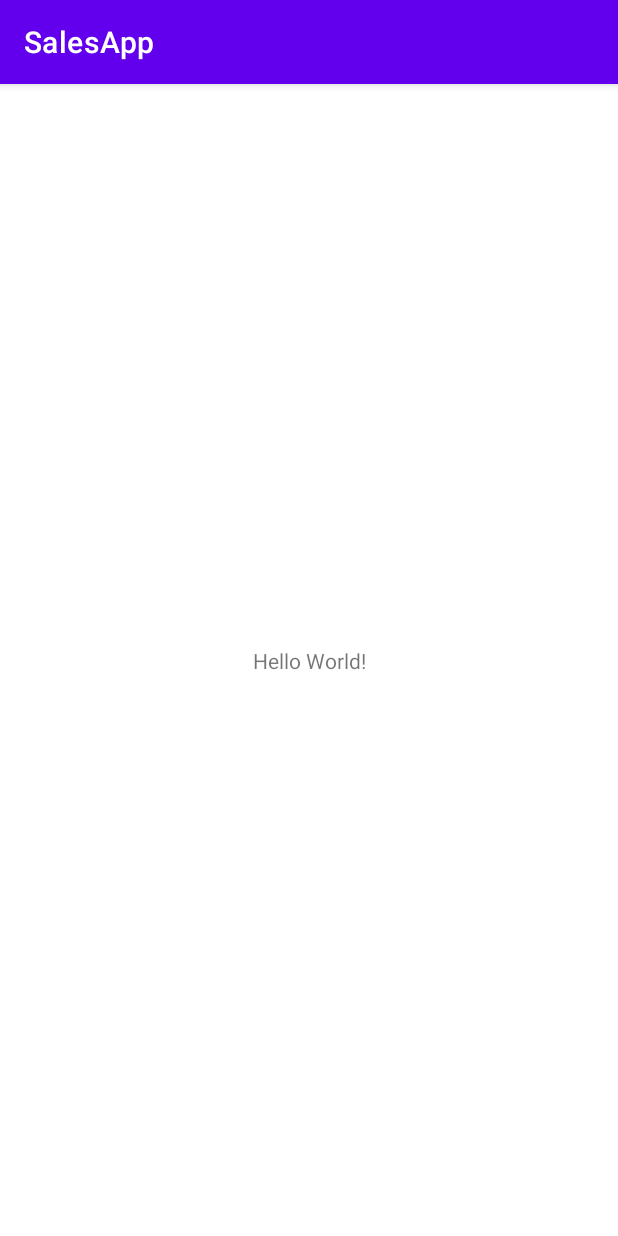
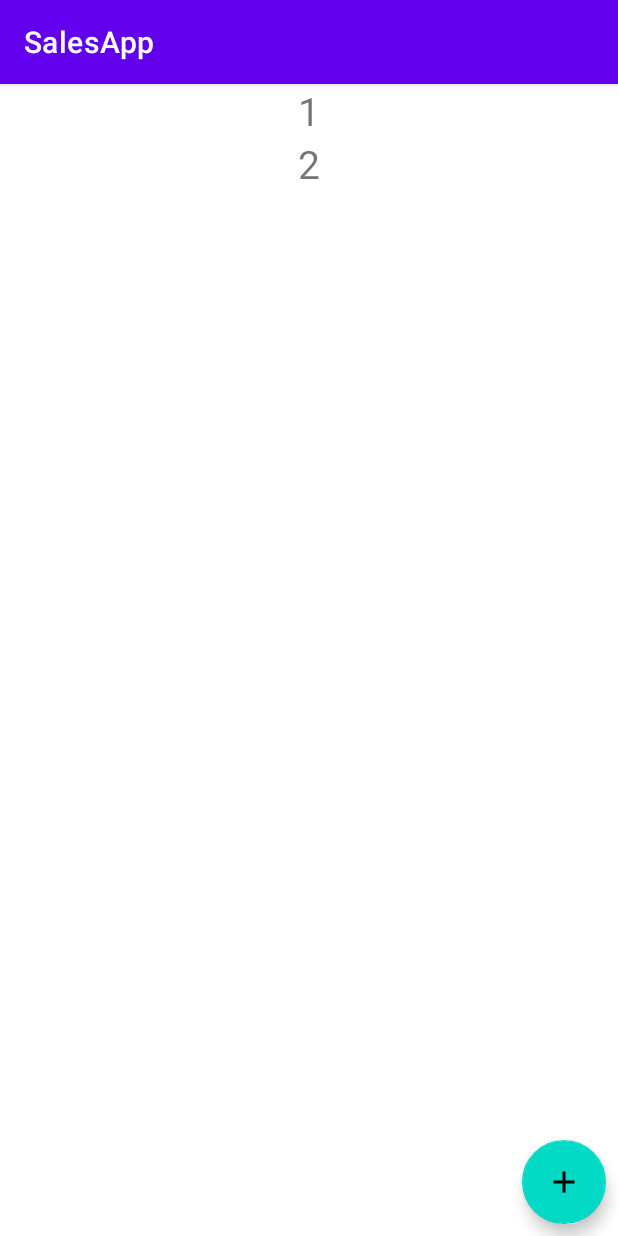
Before and after one commit to BrunoFerreiradaSilva/SalesApp, an Android app: the screen it shows after launch (MainActivity before the commit, OrdersPlacedActivity after it), on a phone screen of 412 x 824 dp. Run offline under Robolectric (Android 15) with nearby library versions, the phone set to English and light mode, and no system bars.

Commit message:
Included OrdersPlacedActivity.kt and models

```diff
--- a/app/src/main/AndroidManifest.xml
+++ b/app/src/main/AndroidManifest.xml
@@ -12,7 +12,7 @@
         android:theme="@style/Theme.SalesApp"
         tools:targetApi="31">
         <activity
-            android:name=".MainActivity"
+            android:name=".ui.OrdersPlacedActivity"
             android:exported="true">
             <intent-filter>
                 <action android:name="android.intent.action.MAIN" />
--- a/app/src/main/java/com/example/salesapp/MainActivity.kt
+++ /dev/null
@@ -1,11 +0,0 @@
-package com.example.salesapp
-
-import androidx.appcompat.app.AppCompatActivity
-import android.os.Bundle
-
-class MainActivity : AppCompatActivity() {
-    override fun onCreate(savedInstanceState: Bundle?) {
-        super.onCreate(savedInstanceState)
-        setContentView(R.layout.activity_main)
-    }
-}
--- /dev/null
+++ b/app/src/main/java/com/example/salesapp/model/Item.kt
@@ -0,0 +1,8 @@
+package com.example.salesapp.model
+
+data class Item(
+    val name:String,
+    val description:String,
+    val price:Int,
+    val amount:Int
+)
--- /dev/null
+++ b/app/src/main/java/com/example/salesapp/model/Mock.kt
@@ -0,0 +1,23 @@
+package com.example.salesapp.model
+
+object Mock {
+    private var count = 0
+    private val listItems = listOf(
+        Item(name = "banana", description = "is a fruit", price = 5, amount = 10),
+        Item(name = "apple", description = "is a fruit", price = 2, amount = 10),
+        Item(name = "orange", description = "is a fruit", price = 4, amount = 10),
+        Item(name = "pie", description = "is a food", price = 7, amount = 10),
+        Item(name = "hammer", description = "is a object", price = 15, amount = 10),
+    )
+
+
+     fun generateOrders(): List<Order> {
+        listItems.forEach {
+            count += it.amount
+        }
+        return listOf(
+            Order(id = 1, listItems = listItems, total = count),
+            Order(id = 2, listItems = listItems, total = count)
+        )
+    }
+}
--- /dev/null
+++ b/app/src/main/java/com/example/salesapp/model/Order.kt
@@ -0,0 +1,7 @@
+package com.example.salesapp.model
+
+data class Order(
+    val id:Int,
+    val listItems: List<Item>,
+    val total:Int
+)
--- /dev/null
+++ b/app/src/main/java/com/example/salesapp/ui/OrdersPlacedActivity.kt
@@ -0,0 +1,29 @@
+package com.example.salesapp.ui
+
+import android.os.Bundle
+import androidx.appcompat.app.AppCompatActivity
+import androidx.recyclerview.widget.GridLayoutManager
+import com.example.salesapp.databinding.ActivityOrdersPlacedBinding
+import com.example.salesapp.model.Mock
+
+class OrdersPlacedActivity : AppCompatActivity() {
+
+    private lateinit var binding: ActivityOrdersPlacedBinding
+
+    override fun onCreate(savedInstanceState: Bundle?) {
+        super.onCreate(savedInstanceState)
+        binding = ActivityOrdersPlacedBinding.inflate(layoutInflater)
+        setContentView(binding.root)
+
+        setupAdapter()
+    }
+
+    private fun setupAdapter() {
+        val ordersPlacedAdapter = OrdersPlacedAdapter()
+        binding.rvOrdersPlaced.apply {
+            adapter = ordersPlacedAdapter
+            layoutManager = GridLayoutManager(this@OrdersPlacedActivity, 1)
+            ordersPlacedAdapter.submitList(Mock.generateOrders())
+        }
+    }
+}
--- /dev/null
+++ b/app/src/main/java/com/example/salesapp/ui/OrdersPlacedAdapter.kt
@@ -0,0 +1,45 @@
+package com.example.salesapp.ui
+
+import android.view.LayoutInflater
+import android.view.ViewGroup
+import androidx.recyclerview.widget.DiffUtil
+import androidx.recyclerview.widget.ListAdapter
+import androidx.recyclerview.widget.RecyclerView.ViewHolder
+import com.example.salesapp.databinding.ItemOrderRecyclerBinding
+import com.example.salesapp.model.Order
+
+class OrdersPlacedAdapter : ListAdapter<Order, ViewHolder>(OrdersPlacedAdapter) {
+
+    inner class ItemRecycler(private val itemRecycler: ItemOrderRecyclerBinding) :
+        ViewHolder(itemRecycler.root) {
+        fun binding(order: Order) {
+        itemRecycler.tvOrderNumber.text = order.id.toString()
+        }
+    }
+
+    override fun onCreateViewHolder(
+        parent: ViewGroup,
+        viewType: Int
+    ): ViewHolder {
+        val layoutInflater = LayoutInflater.from(parent.context)
+        val itemOrderView = ItemOrderRecyclerBinding.inflate(layoutInflater)
+        return ItemRecycler(itemOrderView)
+    }
+
+    override fun onBindViewHolder(holder: ViewHolder, position: Int) {
+        (holder as ItemRecycler).binding(getItem(position))
+    }
+
+    private companion object DiffUtilCallBack : DiffUtil.ItemCallback<Order>() {
+        override fun areItemsTheSame(oldItem: Order, newItem: Order): Boolean {
+            return oldItem.id == newItem.id
+        }
+
+        override fun areContentsTheSame(
+            oldItem: Order,
+            newItem: Order
+        ): Boolean {
+            return oldItem == newItem
+        }
+    }
+}
--- /dev/null
+++ b/app/src/main/java/com/example/salesapp/ui/OrdersPlacedViewModel.kt
@@ -0,0 +1,6 @@
+package com.example.salesapp.ui
+
+import androidx.lifecycle.ViewModel
+
+class OrdersPlacedViewModel: ViewModel() {
+}
--- /dev/null
+++ b/app/src/main/res/drawable/ic_add.xml
@@ -0,0 +1,5 @@
+<vector android:height="24dp" android:tint="#000000"
+    android:viewportHeight="24" android:viewportWidth="24"
+    android:width="24dp" xmlns:android="http://schemas.android.com/apk/res/android">
+    <path android:fillColor="@android:color/white" android:pathData="M19,13h-6v6h-2v-6H5v-2h6V5h2v6h6v2z"/>
+</vector>
--- a/app/src/main/res/layout/activity_main.xml
+++ /dev/null
@@ -1,18 +0,0 @@
-<?xml version="1.0" encoding="utf-8"?>
-<androidx.constraintlayout.widget.ConstraintLayout xmlns:android="http://schemas.android.com/apk/res/android"
-    xmlns:app="http://schemas.android.com/apk/res-auto"
-    xmlns:tools="http://schemas.android.com/tools"
-    android:layout_width="match_parent"
-    android:layout_height="match_parent"
-    tools:context=".MainActivity">
-
-    <TextView
-        android:layout_width="wrap_content"
-        android:layout_height="wrap_content"
-        android:text="Hello World!"
-        app:layout_constraintBottom_toBottomOf="parent"
-        app:layout_constraintEnd_toEndOf="parent"
-        app:layout_constraintStart_toStartOf="parent"
-        app:layout_constraintTop_toTopOf="parent" />
-
-</androidx.constraintlayout.widget.ConstraintLayout>
--- /dev/null
+++ b/app/src/main/res/layout/activity_orders_placed.xml
@@ -0,0 +1,24 @@
+<?xml version="1.0" encoding="utf-8"?>
+<androidx.constraintlayout.widget.ConstraintLayout xmlns:android="http://schemas.android.com/apk/res/android"
+    xmlns:tools="http://schemas.android.com/tools"
+    android:layout_width="match_parent"
+    android:layout_height="match_parent"
+    xmlns:app="http://schemas.android.com/apk/res-auto"
+    tools:context=".ui.OrdersPlacedActivity">
+
+    <androidx.recyclerview.widget.RecyclerView
+        android:id="@+id/rv_orders_placed"
+        android:layout_width="match_parent"
+        android:layout_height="match_parent"/>
+
+    <com.google.android.material.floatingactionbutton.FloatingActionButton
+        android:id="@+id/fb_created_order"
+        android:layout_width="wrap_content"
+        android:layout_height="wrap_content"
+        app:layout_constraintBottom_toBottomOf="parent"
+        app:layout_constraintEnd_toEndOf="parent"
+        android:layout_margin="8dp"
+        android:src="@drawable/ic_add"
+        android:contentDescription="@string/button_for_created_order" />
+
+</androidx.constraintlayout.widget.ConstraintLayout>
--- /dev/null
+++ b/app/src/main/res/layout/item_order_recycler.xml
@@ -0,0 +1,16 @@
+<?xml version="1.0" encoding="utf-8"?>
+<androidx.constraintlayout.widget.ConstraintLayout xmlns:android="http://schemas.android.com/apk/res/android"
+    android:layout_width="match_parent"
+    android:layout_height="match_parent"
+    xmlns:app="http://schemas.android.com/apk/res-auto">
+
+    <TextView
+        android:id="@+id/tv_order_number"
+        app:layout_constraintTop_toTopOf="parent"
+        app:layout_constraintStart_toStartOf="parent"
+        android:textSize="26sp"
+        android:textAlignment="center"
+        android:layout_width="match_parent"
+        android:layout_height="wrap_content"/>
+
+</androidx.constraintlayout.widget.ConstraintLayout>
--- a/app/src/main/res/values/strings.xml
+++ b/app/src/main/res/values/strings.xml
@@ -1,3 +1,4 @@
 <resources>
     <string name="app_name">SalesApp</string>
+    <string name="button_for_created_order">button for created order</string>
 </resources>
```
